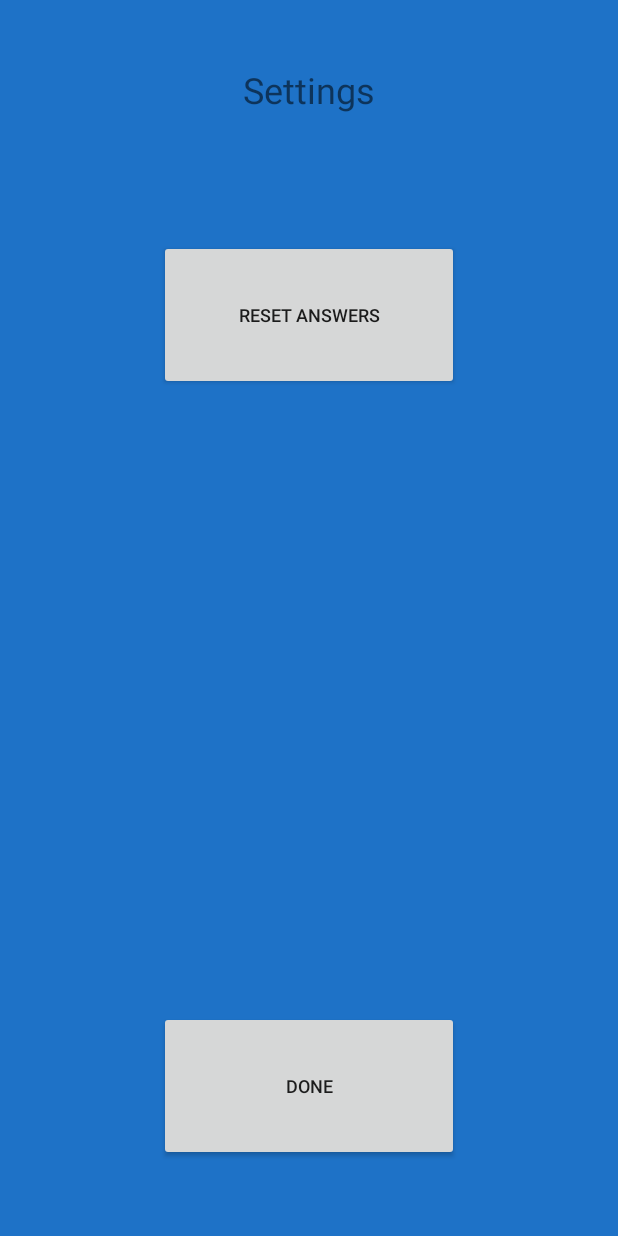
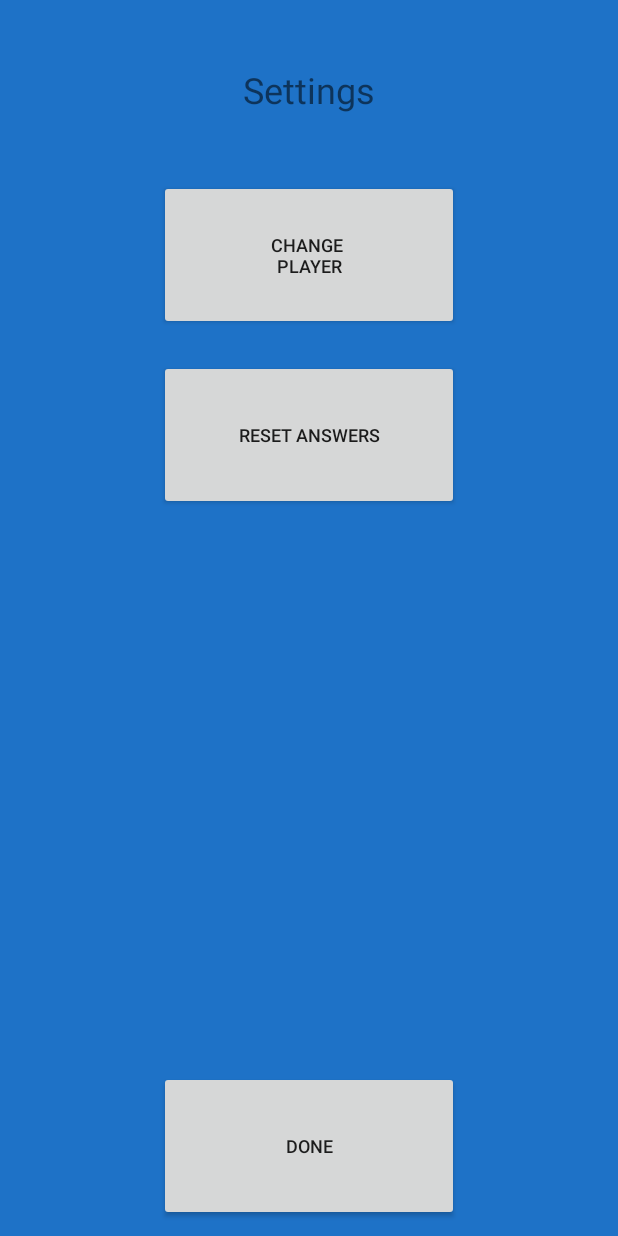
Before and after one commit to alexmarash/Kwordle, an Android app: the layout settings_popup.xml on its own in the app's theme, with its tools: preview values and no code run, on a phone screen of 412 x 824 dp. Run offline under Robolectric (Android 15) with nearby library versions, the phone set to English and light mode, and no system bars.

Commit message:
Select players added

```diff
--- a/Kwordle/app/src/main/java/com/example/kwordle/FiveLetterBoard.java
+++ b/Kwordle/app/src/main/java/com/example/kwordle/FiveLetterBoard.java
@@ -52,6 +52,7 @@ public class FiveLetterBoard extends Opening {
         setContentView(R.layout.five_letter_main);
 
         thePlayer = Opening.currentPlayer;
+
 
         //Create and initialize the alphabet and all colors and entries
         alphabet = new Alphabets(this);
--- a/Kwordle/app/src/main/java/com/example/kwordle/Opening.java
+++ b/Kwordle/app/src/main/java/com/example/kwordle/Opening.java
@@ -60,6 +60,9 @@ public class Opening extends AppCompatActivity implements AdapterView.OnItemSele
         //set simple layout resource file for each item
         ad.setDropDownViewResource(android.R.layout.simple_spinner_dropdown_item);
 
+
+        //TODO need to default to player with most games played
+
         //Set adapter date to bind spinner data to spinner
         players.setAdapter(ad);
 
--- a/Kwordle/app/src/main/res/layout/settings_popup.xml
+++ b/Kwordle/app/src/main/res/layout/settings_popup.xml
@@ -20,14 +20,31 @@
         android:textSize="24sp" />
 
     <Button
-        android:id="@+id/resetWords"
+        android:id="@+id/changePlayer"
         android:layout_width="200dp"
         android:layout_height="100dp"
         android:layout_below="@id/settingsTitle"
         android:layout_centerHorizontal="true"
         android:layout_gravity="center"
-        android:layout_marginTop="50dp"
-        android:layout_marginBottom="100dp"
+        android:layout_marginTop="10dp"
+        android:layout_marginBottom="10dp"
+        android:gravity="center"
+        android:onClick="changePlayerClick"
+        android:text="@string/changePlayer"
+        android:textSize="12sp"
+        tools:ignore="UsingOnClickInXml" />
+
+
+
+    <Button
+        android:id="@+id/resetWords"
+        android:layout_width="200dp"
+        android:layout_height="100dp"
+        android:layout_below="@id/changePlayer"
+        android:layout_centerHorizontal="true"
+        android:layout_gravity="center"
+        android:layout_marginTop="10dp"
+        android:layout_marginBottom="10dp"
         android:gravity="center"
         android:onClick="resetWordsClick"
         android:text="@string/resetWords"
@@ -41,7 +58,7 @@
         android:layout_alignParentBottom="true"
         android:layout_centerHorizontal="true"
         android:layout_gravity="center"
-        android:layout_marginBottom="50dp"
+        android:layout_marginBottom="10dp"
         android:gravity="center"
         android:onClick="doneSettingsClick"
         android:text="@string/correctDone"
--- a/Kwordle/app/src/main/res/values/strings.xml
+++ b/Kwordle/app/src/main/res/values/strings.xml
@@ -21,8 +21,9 @@
     <string name="resetWords">Reset Answers</string>
     <string name="played">Played</string>
     <string name="wins">Win %</string>
-    <string name="currentStreak">Current /nStreak</string>
-    <string name="maxStreak">Max \nStreak></string>
+    <string name="changePlayer">Change \nPlayer</string>
+    <string name="currentStreak">Current \nStreak</string>
+    <string name="maxStreak">Max \nStreak</string>
     <string name="one">1</string>
     <string name="two">2</string>
     <string name="ten">10</string>
```
Also changed, not shown: Kwordle/app/src/main/java/com/example/kwordle/Settings.java (+10 -0 lines), Kwordle/app/src/main/res/layout/statistics.xml (+6 -4 lines).
